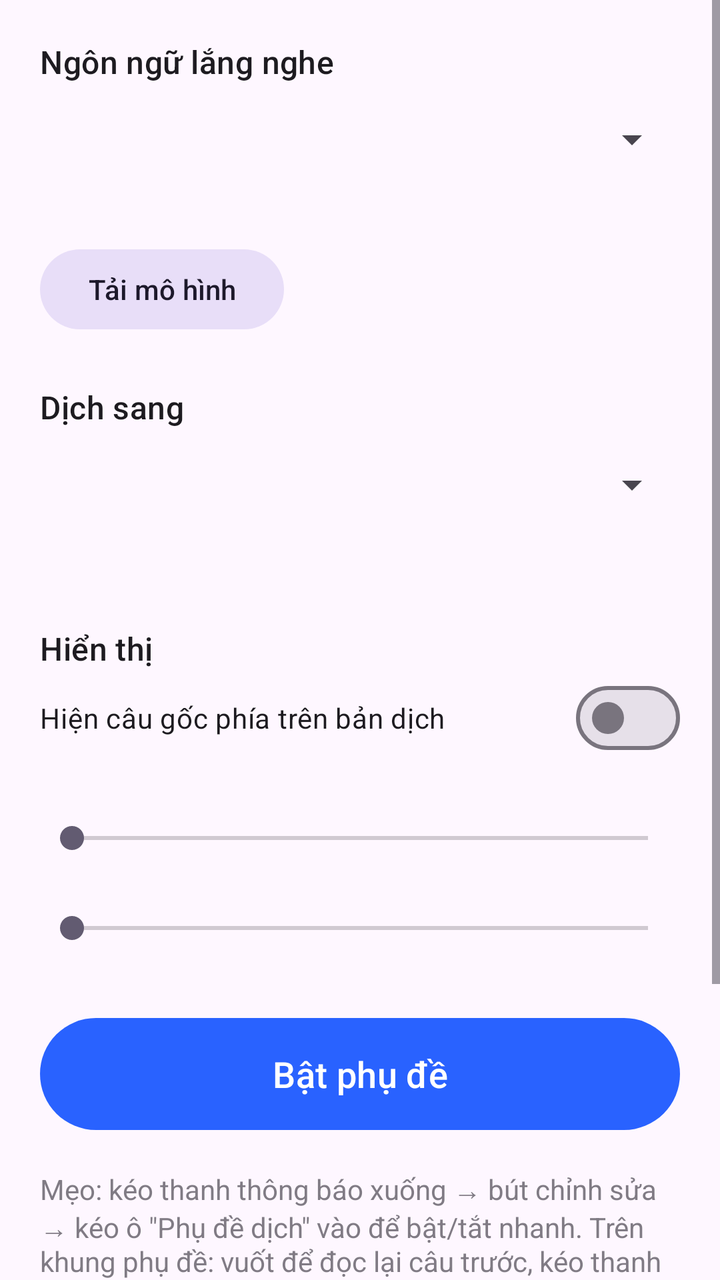
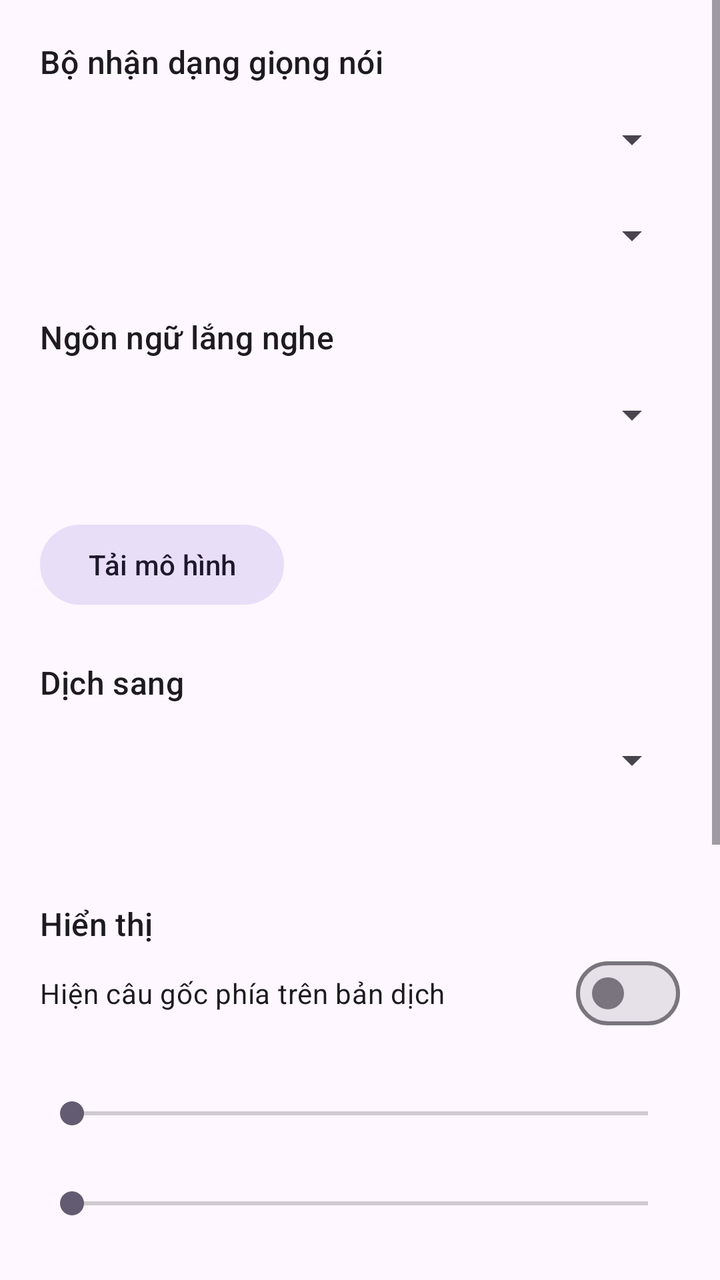

Before-and-after screenshots of an Android layout around one commit, followed by the original layout XML and the change that was made.
<!-- AndroidManifest.xml: application theme Theme.SubTranslator -->
<!-- res/layout/activity_main.xml -->
<?xml version="1.0" encoding="utf-8"?>
<ScrollView xmlns:android="http://schemas.android.com/apk/res/android"
    android:layout_width="match_parent"
    android:layout_height="match_parent"
    android:fillViewport="true">

    <LinearLayout
        android:layout_width="match_parent"
        android:layout_height="wrap_content"
        android:orientation="vertical"
        android:padding="20dp">

        <TextView
            style="@style/TextAppearance.Material3.TitleMedium"
            android:layout_width="wrap_content"
            android:layout_height="wrap_content"
            android:text="@string/source_language" />

        <Spinner
            android:id="@+id/sourceSpinner"
            android:layout_width="match_parent"
            android:layout_height="48dp"
            android:layout_marginTop="4dp" />

        <TextView
            android:id="@+id/voskStatus"
            android:layout_width="match_parent"
            android:layout_height="wrap_content"
            android:layout_marginTop="4dp" />

        <com.google.android.material.progressindicator.LinearProgressIndicator
            android:id="@+id/voskProgress"
            android:layout_width="match_parent"
            android:layout_height="wrap_content"
            android:layout_marginTop="6dp"
            android:max="100"
            android:visibility="gone" />

        <Button
            android:id="@+id/voskButton"
            style="@style/Widget.Material3.Button.TonalButton"
            android:layout_width="wrap_content"
            android:layout_height="wrap_content"
            android:layout_marginTop="4dp"
            android:text="@string/download_model" />

        <TextView
            style="@style/TextAppearance.Material3.TitleMedium"
            android:layout_width="wrap_content"
            android:layout_height="wrap_content"
            android:layout_marginTop="24dp"
            android:text="@string/target_language" />

        <Spinner
            android:id="@+id/targetSpinner"
            android:layout_width="match_parent"
            android:layout_height="48dp"
            android:layout_marginTop="4dp" />

        <TextView
            android:id="@+id/translateStatus"
            android:layout_width="match_parent"
            android:layout_height="wrap_content"
            android:layout_marginTop="4dp" />

        <Button
            android:id="@+id/translateButton"
            style="@style/Widget.Material3.Button.TonalButton"
            android:layout_width="wrap_content"
            android:layout_height="wrap_content"
            android:layout_marginTop="4dp"
            android:text="@string/download_translation"
            android:visibility="gone" />

        <TextView
            style="@style/TextAppearance.Material3.TitleMedium"
            android:layout_width="wrap_content"
            android:layout_height="wrap_content"
            android:layout_marginTop="24dp"
            android:text="@string/display" />

        <com.google.android.material.materialswitch.MaterialSwitch
            android:id="@+id/showOriginal"
            android:layout_width="match_parent"
            android:layout_height="wrap_content"
            android:text="@string/show_original" />

        <TextView
            android:id="@+id/textSizeLabel"
            android:layout_width="wrap_content"
            android:layout_height="wrap_content"
            android:layout_marginTop="8dp" />

        <SeekBar
            android:id="@+id/textSize"
            android:layout_width="match_parent"
            android:layout_height="wrap_content"
            android:max="20" />

        <TextView
            android:id="@+id/visibleLinesLabel"
            android:layout_width="wrap_content"
            android:layout_height="wrap_content"
            android:layout_marginTop="8dp" />

        <SeekBar
            android:id="@+id/visibleLines"
            android:layout_width="match_parent"
            android:layout_height="wrap_content"
            android:max="7" />

        <Button
            android:id="@+id/toggleButton"
            android:layout_width="match_parent"
            android:layout_height="64dp"
            android:layout_marginTop="32dp"
            android:text="@string/start_subtitles"
            android:textSize="18sp" />

        <Button
            android:id="@+id/addTileButton"
            style="@style/Widget.Material3.Button.OutlinedButton"
            android:layout_width="match_parent"
            android:layout_height="wrap_content"
            android:layout_marginTop="8dp"
            android:text="@string/add_tile"
            android:visibility="gone" />

        <TextView
            android:layout_width="match_parent"
            android:layout_height="wrap_content"
            android:layout_marginTop="16dp"
            android:alpha="0.7"
            android:text="@string/tile_hint" />

        <TextView
            style="@style/TextAppearance.Material3.TitleMedium"
            android:layout_width="wrap_content"
            android:layout_height="wrap_content"
            android:layout_marginTop="24dp"
            android:text="@string/update_section" />

        <TextView
            android:id="@+id/versionLabel"
            android:layout_width="wrap_content"
            android:layout_height="wrap_content"
            android:layout_marginTop="4dp" />

        <com.google.android.material.progressindicator.LinearProgressIndicator
            android:id="@+id/updateProgress"
            android:layout_width="match_parent"
            android:layout_height="wrap_content"
            android:layout_marginTop="6dp"
            android:max="100"
            android:visibility="gone" />

        <Button
            android:id="@+id/updateButton"
            style="@style/Widget.Material3.Button.TonalButton"
            android:layout_width="wrap_content"
            android:layout_height="wrap_content"
            android:layout_marginTop="4dp"
            android:text="@string/check_update" />
    </LinearLayout>
</ScrollView>
<!-- resources referenced by this layout -->
<resources>
  <string name="add_tile">Thêm nút vào bảng điều khiển nhanh</string>
  <string name="check_update">Kiểm tra cập nhật</string>
  <string name="display">Hiển thị</string>
  <string name="download_model">Tải mô hình</string>
  <string name="download_translation">Tải gói dịch</string>
  <string name="show_original">Hiện câu gốc phía trên bản dịch</string>
  <string name="source_language">Ngôn ngữ lắng nghe</string>
  <string name="start_subtitles">Bật phụ đề</string>
  <string name="target_language">Dịch sang</string>
  <string name="tile_hint">Mẹo: kéo thanh thông báo xuống → bút chỉnh sửa → kéo ô \"Phụ đề dịch\" vào để bật/tắt nhanh. Trên khung phụ đề: vuốt để đọc lại câu trước, kéo thanh trên cùng để di chuyển, ↙↗ để thu gọn thành 1 dòng, Tт để đổi cỡ chữ, chạm chip ngôn ngữ để đổi ngôn ngữ.</string>
  <string name="update_section">Cập nhật</string>
  <style name="Theme.SubTranslator" parent="Theme.Material3.DayNight">
          <item name="colorPrimary">@color/brand</item>
      </style>
  <color name="brand">#2962FF</color>
</resources>

<!-- the commit's change to res/layout/activity_main.xml (unified diff, before → after) -->
@@ -14,6 +14,24 @@
             style="@style/TextAppearance.Material3.TitleMedium"
             android:layout_width="wrap_content"
             android:layout_height="wrap_content"
+            android:text="@string/recognizer" />
+
+        <Spinner
+            android:id="@+id/engineSpinner"
+            android:layout_width="match_parent"
+            android:layout_height="48dp"
+            android:layout_marginTop="4dp" />
+
+        <Spinner
+            android:id="@+id/whisperModelSpinner"
+            android:layout_width="match_parent"
+            android:layout_height="48dp" />
+
+        <TextView
+            style="@style/TextAppearance.Material3.TitleMedium"
+            android:layout_width="wrap_content"
+            android:layout_height="wrap_content"
+            android:layout_marginTop="16dp"
             android:text="@string/source_language" />
 
         <Spinner
@@ -23,13 +41,13 @@
             android:layout_marginTop="4dp" />
 
         <TextView
-            android:id="@+id/voskStatus"
+            android:id="@+id/modelStatus"
             android:layout_width="match_parent"
             android:layout_height="wrap_content"
             android:layout_marginTop="4dp" />
 
         <com.google.android.material.progressindicator.LinearProgressIndicator
-            android:id="@+id/voskProgress"
+            android:id="@+id/modelProgress"
             android:layout_width="match_parent"
             android:layout_height="wrap_content"
             android:layout_marginTop="6dp"
@@ -37,7 +55,7 @@
             android:visibility="gone" />
 
         <Button
-            android:id="@+id/voskButton"
+            android:id="@+id/modelButton"
             style="@style/Widget.Material3.Button.TonalButton"
             android:layout_width="wrap_content"
             android:layout_height="wrap_content"
<!-- resource entries referenced after the edit -->
@@ -5,6 +5,7 @@
   <string name="display">Hiển thị</string>
   <string name="download_model">Tải mô hình</string>
   <string name="download_translation">Tải gói dịch</string>
+  <string name="recognizer">Bộ nhận dạng giọng nói</string>
   <string name="show_original">Hiện câu gốc phía trên bản dịch</string>
   <string name="source_language">Ngôn ngữ lắng nghe</string>
   <string name="start_subtitles">Bật phụ đề</string>
